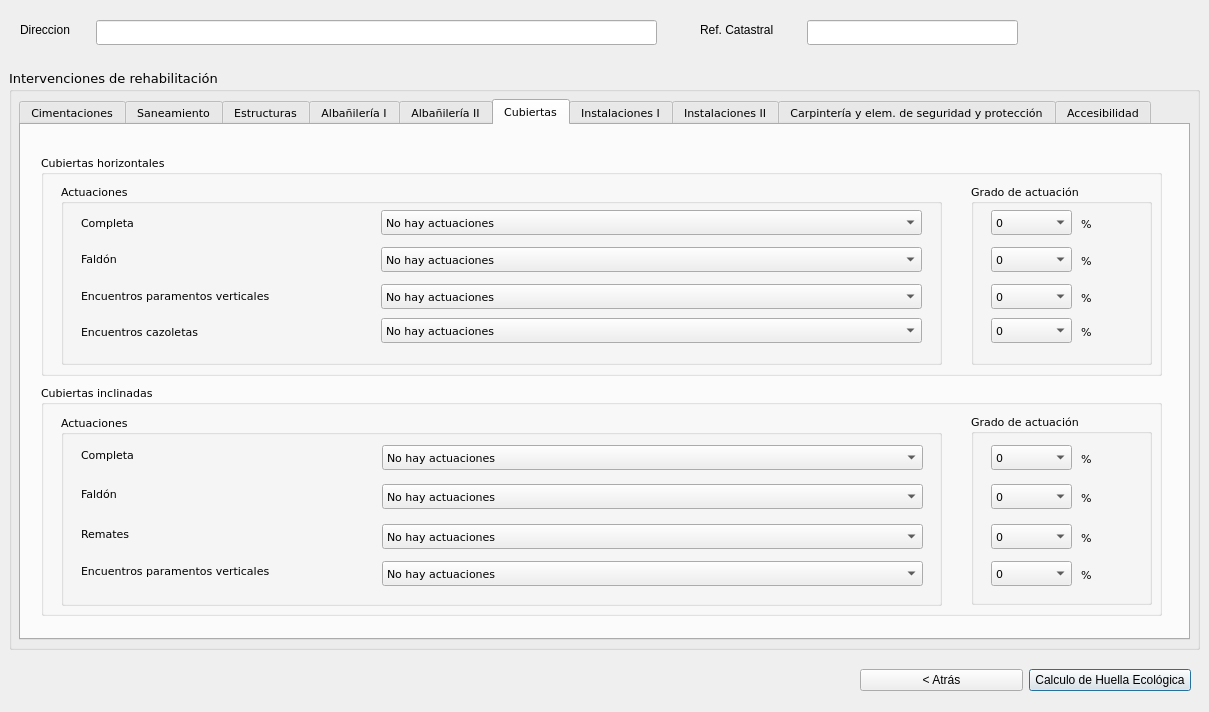
The window that Ui_ActuacionForm.ui (rubenmarrufo/herevea) describes before a commit, drawn with Qt 5.
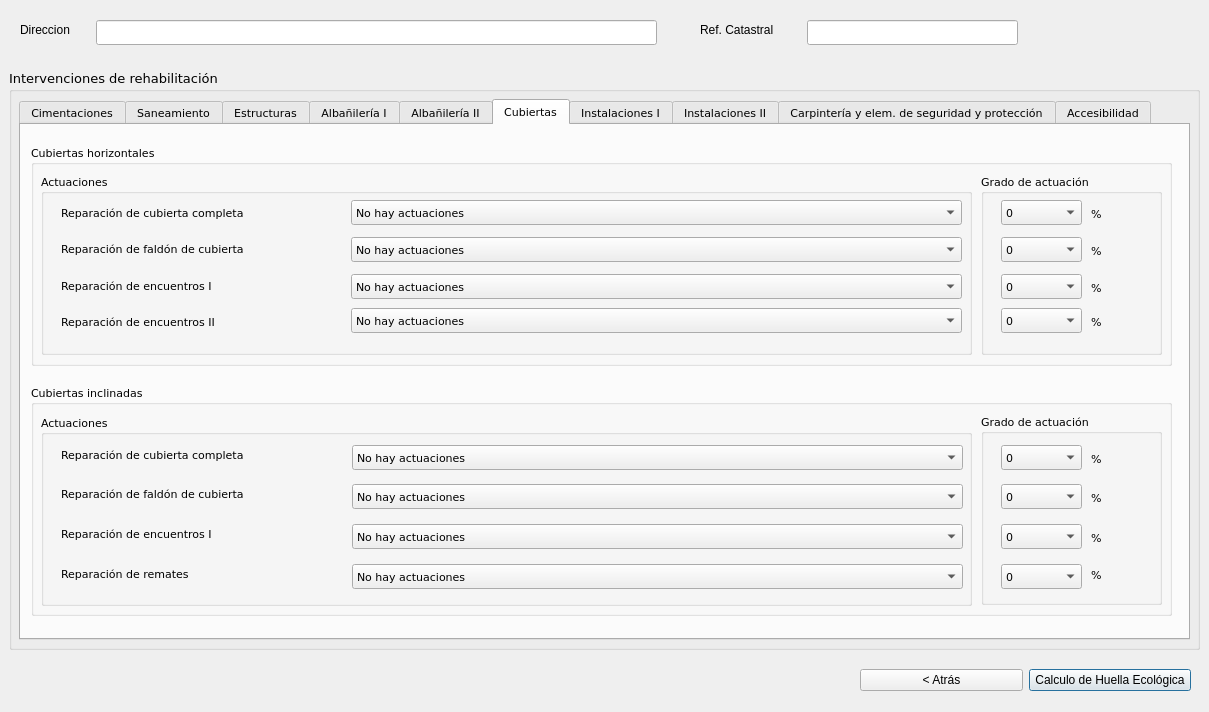
The same window after the commit. The open tabs and pages were chosen to show the change. Icons and pictures are not drawn.

The edit to the form file:
```diff
--- a/Ui_ActuacionForm.ui
+++ b/Ui_ActuacionForm.ui
@@ -1441,9 +1441,9 @@
      <widget class="QGroupBox" name="groupCubInc">
       <property name="geometry">
        <rect>
-        <x>20</x>
+        <x>10</x>
         <y>260</y>
-        <width>1121</width>
+        <width>1141</width>
         <height>231</height>
        </rect>
       </property>
@@ -1453,9 +1453,9 @@
       <widget class="QGroupBox" name="groupBox_22">
        <property name="geometry">
         <rect>
-         <x>20</x>
+         <x>10</x>
          <y>30</y>
-         <width>881</width>
+         <width>931</width>
          <height>191</height>
         </rect>
        </property>
@@ -1465,9 +1465,9 @@
        <widget class="QComboBox" name="cmbCubIncCompleta">
         <property name="geometry">
          <rect>
-          <x>321</x>
+          <x>311</x>
           <y>30</y>
-          <width>541</width>
+          <width>611</width>
           <height>25</height>
          </rect>
         </property>
@@ -1492,20 +1492,20 @@
          <rect>
           <x>20</x>
           <y>69</y>
-          <width>201</width>
+          <width>301</width>
           <height>19</height>
          </rect>
         </property>
         <property name="text">
-         <string>Faldón</string>
+         <string>Reparación de faldón de cubierta</string>
         </property>
        </widget>
        <widget class="QComboBox" name="cmbCubIncRemates">
         <property name="geometry">
          <rect>
-          <x>321</x>
-          <y>109</y>
-          <width>541</width>
+          <x>311</x>
+          <y>149</y>
+          <width>611</width>
           <height>25</height>
          </rect>
         </property>
@@ -1523,9 +1523,9 @@
        <widget class="QComboBox" name="cmbCubIncEncParamVer">
         <property name="geometry">
          <rect>
-          <x>321</x>
-          <y>146</y>
-          <width>541</width>
+          <x>311</x>
+          <y>109</y>
+          <width>611</width>
           <height>25</height>
          </rect>
         </property>
@@ -1543,9 +1543,9 @@
        <widget class="QComboBox" name="cmbCubIncFaldon">
         <property name="geometry">
          <rect>
-          <x>321</x>
+          <x>311</x>
           <y>69</y>
-          <width>541</width>
+          <width>611</width>
           <height>25</height>
          </rect>
         </property>
@@ -1564,26 +1564,26 @@
         <property name="geometry">
          <rect>
           <x>20</x>
-          <y>146</y>
+          <y>109</y>
           <width>311</width>
           <height>19</height>
          </rect>
         </property>
         <property name="text">
-         <string>Encuentros paramentos verticales</string>
+         <string>Reparación de encuentros I</string>
         </property>
        </widget>
        <widget class="QLabel" name="label_48">
         <property name="geometry">
          <rect>
           <x>20</x>
-          <y>109</y>
+          <y>149</y>
           <width>221</width>
           <height>19</height>
          </rect>
         </property>
         <property name="text">
-         <string>Remates</string>
+         <string>Reparación de remates</string>
         </property>
        </widget>
        <widget class="QLabel" name="label_47">
@@ -1591,19 +1591,19 @@
          <rect>
           <x>20</x>
           <y>30</y>
-          <width>231</width>
+          <width>301</width>
           <height>19</height>
          </rect>
         </property>
         <property name="text">
-         <string>Completa</string>
+         <string>Reparación de cubierta completa</string>
         </property>
        </widget>
       </widget>
       <widget class="QGroupBox" name="groupBox_23">
        <property name="geometry">
         <rect>
-         <x>930</x>
+         <x>950</x>
          <y>29</y>
          <width>181</width>
          <height>191</height>
@@ -1708,7 +1708,7 @@
         <property name="geometry">
          <rect>
           <x>20</x>
-          <y>147</y>
+          <y>110</y>
           <width>81</width>
           <height>25</height>
          </rect>
@@ -1738,7 +1738,7 @@
         <property name="geometry">
          <rect>
           <x>20</x>
-          <y>110</y>
+          <y>150</y>
           <width>81</width>
           <height>25</height>
          </rect>
@@ -1769,9 +1769,9 @@
      <widget class="QGroupBox" name="groupCubHor">
       <property name="geometry">
        <rect>
-        <x>20</x>
-        <y>30</y>
-        <width>1121</width>
+        <x>10</x>
+        <y>20</y>
+        <width>1141</width>
         <height>221</height>
        </rect>
       </property>
@@ -1781,9 +1781,9 @@
       <widget class="QGroupBox" name="groupBox_20">
        <property name="geometry">
         <rect>
-         <x>20</x>
+         <x>10</x>
          <y>29</y>
-         <width>881</width>
+         <width>931</width>
          <height>181</height>
         </rect>
        </property>
@@ -1793,9 +1793,9 @@
        <widget class="QComboBox" name="cmbCubHorEncCazoletas">
         <property name="geometry">
          <rect>
-          <x>320</x>
+          <x>310</x>
           <y>134</y>
-          <width>541</width>
+          <width>611</width>
           <height>25</height>
          </rect>
         </property>
@@ -1813,9 +1813,9 @@
        <widget class="QComboBox" name="cmbCubHorFaldon">
         <property name="geometry">
          <rect>
-          <x>320</x>
+          <x>310</x>
           <y>63</y>
-          <width>541</width>
+          <width>611</width>
           <height>25</height>
          </rect>
         </property>
@@ -1835,12 +1835,12 @@
          <rect>
           <x>20</x>
           <y>29</y>
-          <width>231</width>
+          <width>281</width>
           <height>19</height>
          </rect>
         </property>
         <property name="text">
-         <string>Completa</string>
+         <string>Reparación de cubierta completa</string>
         </property>
        </widget>
        <widget class="QLabel" name="label_55">
@@ -1853,15 +1853,15 @@
          </rect>
         </property>
         <property name="text">
-         <string>Encuentros paramentos verticales</string>
+         <string>Reparación de encuentros I</string>
         </property>
        </widget>
        <widget class="QComboBox" name="cmbCubHorEncParamVer">
         <property name="geometry">
          <rect>
-          <x>320</x>
+          <x>310</x>
           <y>100</y>
-          <width>541</width>
+          <width>611</width>
           <height>25</height>
          </rect>
         </property>
@@ -1881,20 +1881,20 @@
          <rect>
           <x>20</x>
           <y>138</y>
-          <width>221</width>
+          <width>281</width>
           <height>19</height>
          </rect>
         </property>
         <property name="text">
-         <string>Encuentros cazoletas</string>
+         <string>Reparación de encuentros II</string>
         </property>
        </widget>
        <widget class="QComboBox" name="cmbCubHorCom">
         <property name="geometry">
          <rect>
-          <x>320</x>
+          <x>310</x>
           <y>26</y>
-          <width>541</width>
+          <width>611</width>
           <height>25</height>
          </rect>
         </property>
@@ -1919,19 +1919,19 @@
          <rect>
           <x>20</x>
           <y>65</y>
-          <width>201</width>
+          <width>321</width>
           <height>19</height>
          </rect>
         </property>
         <property name="text">
-         <string>Faldón</string>
+         <string>Reparación de faldón de cubierta</string>
         </property>
        </widget>
       </widget>
       <widget class="QGroupBox" name="groupBox_21">
        <property name="geometry">
         <rect>
-         <x>930</x>
+         <x>950</x>
          <y>29</y>
          <width>181</width>
          <height>181</height>
```
Left out of the diff: 525 changed lines with no effect on the pictures.
